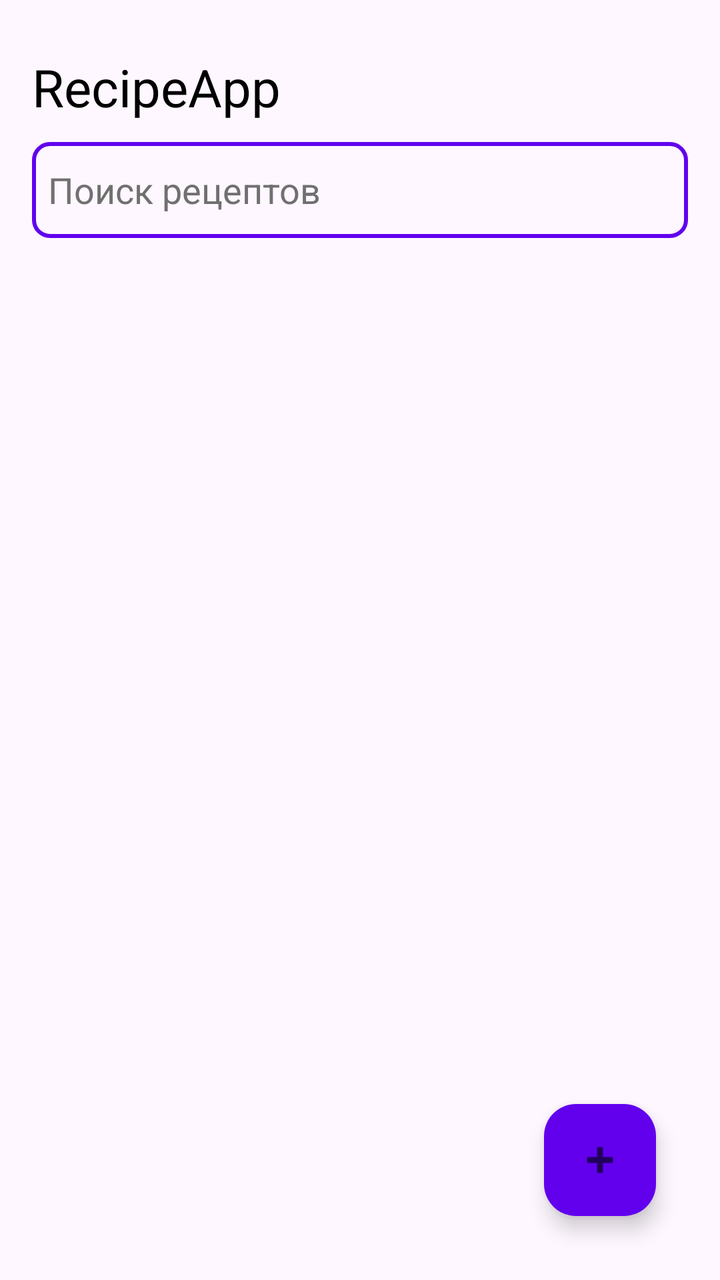
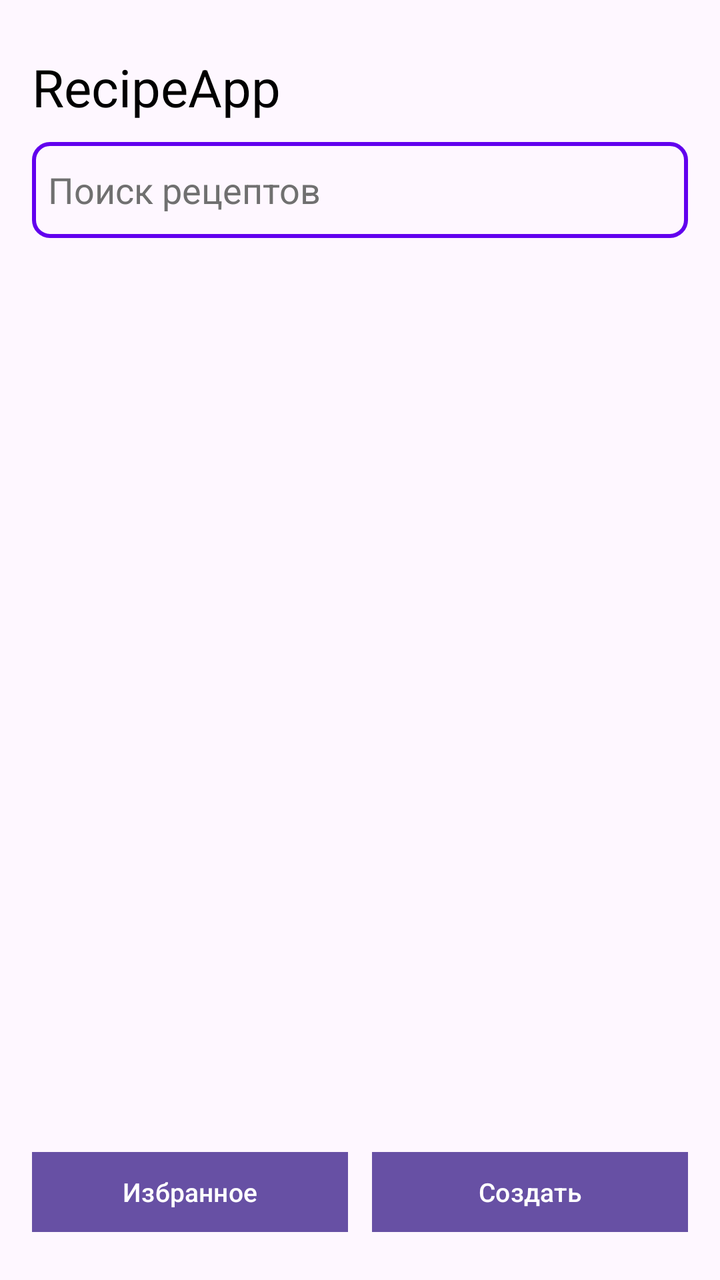

Compare the two renders of this Android layout. The source of the first and the diff that turns it into the second are given below.
<!-- AndroidManifest.xml: application theme Theme.RecipeApp -->
<!-- res/layout/activity_main.xml -->
<?xml version="1.0" encoding="utf-8"?>
<FrameLayout xmlns:android="http://schemas.android.com/apk/res/android"
    xmlns:app="http://schemas.android.com/apk/res-auto"
    xmlns:tools="http://schemas.android.com/tools"
    android:id="@+id/mainContainer"
    android:layout_width="match_parent"
    android:layout_height="match_parent"
    tools:context=".MainActivity">

<LinearLayout android:id="@+id/contentLayout"
    android:layout_width="match_parent"
    android:layout_height="match_parent"
    android:orientation="vertical"
    android:padding="16dp">
    <TextView
        android:id="@+id/appTitleTextView"
        android:layout_width="match_parent"
        android:layout_height="40dp"
        android:layout_marginTop="10dp"
        android:layout_marginBottom="5dp"
        android:text="RecipeApp"
        android:textColor="@color/edittext_text"
        android:textSize="26sp"
        tools:ignore="HardcodedText,TextSizeCheck" />

    <EditText
        android:id="@+id/searchEditText"
        android:layout_width="match_parent"
        android:layout_height="wrap_content"
        android:background="@drawable/edittext_border"
        android:hint="Поиск рецептов"
        android:importantForAutofill="no"
        android:minHeight="48dp"
        android:textColor="@color/edittext_text"
        android:textColorHint="@color/edittext_hint"
        android:inputType="text"
        android:maxLines="1"
        android:maxLength="50"
        android:imeOptions="actionDone"
        tools:ignore="HardcodedText,TextFields,VisualLintTextFieldSize" />
    <ListView
        android:id="@+id/listView"
        android:layout_width="match_parent"
        android:layout_height="0dp"
        android:layout_weight="1"
        android:maxLines="2"
        android:maxLength="100"
        android:divider="@android:color/darker_gray"
        android:dividerHeight="1dp" />

    <com.google.android.material.floatingactionbutton.FloatingActionButton
        android:id="@+id/addRecipeButton"
        android:layout_width="wrap_content"
        android:layout_height="wrap_content"
        android:layout_gravity="end|bottom"
        android:layout_margin="16dp"
        android:backgroundTint="@color/purple_500"
        android:baselineAligned="false"
        android:contentDescription="Добавить рецепт"
        android:textColor="@color/white"
        android:tint="@color/white"
        app:srcCompat="@android:drawable/ic_input_add"
        tools:ignore="HardcodedText" />
</LinearLayout>
    <TextView
        android:id="@+id/easterEggZ"
        android:layout_width="wrap_content"
        android:layout_height="wrap_content"
        android:text="Z"
        android:textSize="666sp"
        android:textStyle="bold"
        android:layout_gravity="center"
        android:visibility="invisible"
        android:alpha="0"
        android:fontFamily="sans-serif-black"
        tools:ignore="HardcodedText" />
</FrameLayout>
<!-- resources referenced by this layout -->
<resources>
  <color name="edittext_hint">#707070</color>
  <color name="edittext_text">#000000</color>
  <color name="purple_500">#6200EE</color>
  <color name="white">#FFFFFFFF</color>
  <!-- drawable edittext_border (drawable) -->
  <?xml version="1.0" encoding="utf-8"?>
  <selector xmlns:android="http://schemas.android.com/apk/res/android">
      <item>
          <shape android:shape="rectangle">
              <solid android:color="@android:color/transparent"/>
              <stroke android:width="2dp" android:color="@color/purple_500"/>
              <corners android:radius="8dp"/>
              <padding android:left="8dp" android:right="8dp"/>
          </shape>
      </item>
  </selector>
  <style name="Theme.RecipeApp" parent="Base.Theme.RecipeApp" />
  <style name="Base.Theme.RecipeApp" parent="Theme.Material3.DayNight.NoActionBar">
          
          
      </style>
</resources>

<!-- the commit's change to res/layout/activity_main.xml (unified diff, before → after) -->
@@ -5,63 +5,85 @@
     android:id="@+id/mainContainer"
     android:layout_width="match_parent"
     android:layout_height="match_parent"
-    tools:context=".MainActivity">
+    tools:context=".recipes.MainActivity">
 
-<LinearLayout android:id="@+id/contentLayout"
-    android:layout_width="match_parent"
-    android:layout_height="match_parent"
-    android:orientation="vertical"
-    android:padding="16dp">
-    <TextView
-        android:id="@+id/appTitleTextView"
+    <LinearLayout android:id="@+id/contentLayout"
         android:layout_width="match_parent"
-        android:layout_height="40dp"
-        android:layout_marginTop="10dp"
-        android:layout_marginBottom="5dp"
-        android:text="RecipeApp"
-        android:textColor="@color/edittext_text"
-        android:textSize="26sp"
-        tools:ignore="HardcodedText,TextSizeCheck" />
+        android:layout_height="match_parent"
+        android:orientation="vertical"
+        android:padding="16dp">
 
-    <EditText
-        android:id="@+id/searchEditText"
-        android:layout_width="match_parent"
-        android:layout_height="wrap_content"
-        android:background="@drawable/edittext_border"
-        android:hint="Поиск рецептов"
-        android:importantForAutofill="no"
-        android:minHeight="48dp"
-        android:textColor="@color/edittext_text"
-        android:textColorHint="@color/edittext_hint"
-        android:inputType="text"
-        android:maxLines="1"
-        android:maxLength="50"
-        android:imeOptions="actionDone"
-        tools:ignore="HardcodedText,TextFields,VisualLintTextFieldSize" />
-    <ListView
-        android:id="@+id/listView"
-        android:layout_width="match_parent"
-        android:layout_height="0dp"
-        android:layout_weight="1"
-        android:maxLines="2"
-        android:maxLength="100"
-        android:divider="@android:color/darker_gray"
-        android:dividerHeight="1dp" />
+        <TextView
+            android:id="@+id/appTitleTextView"
+            android:layout_width="match_parent"
+            android:layout_height="40dp"
+            android:layout_marginTop="10dp"
+            android:layout_marginBottom="5dp"
+            android:text="RecipeApp"
+            android:textColor="@color/edittext_text"
+            android:textSize="26sp"
+            tools:ignore="HardcodedText,TextSizeCheck" />
 
-    <com.google.android.material.floatingactionbutton.FloatingActionButton
-        android:id="@+id/addRecipeButton"
-        android:layout_width="wrap_content"
-        android:layout_height="wrap_content"
-        android:layout_gravity="end|bottom"
-        android:layout_margin="16dp"
-        android:backgroundTint="@color/purple_500"
-        android:baselineAligned="false"
-        android:contentDescription="Добавить рецепт"
-        android:textColor="@color/white"
-        android:tint="@color/white"
-        app:srcCompat="@android:drawable/ic_input_add"
-        tools:ignore="HardcodedText" />
-</LinearLayout>
+        <EditText
+            android:id="@+id/searchEditText"
+            android:layout_width="match_parent"
+            android:layout_height="wrap_content"
+            android:background="@drawable/edittext_border"
+            android:hint="Поиск рецептов"
+            android:importantForAutofill="no"
+            android:minHeight="48dp"
+            android:textColor="@color/edittext_text"
+            android:textColorHint="@color/edittext_hint"
+            android:inputType="text"
+            android:maxLines="1"
+            android:maxLength="50"
+            android:imeOptions="actionDone"
+            tools:ignore="HardcodedText,TextFields,VisualLintTextFieldSize" />
+        <ListView
+            android:id="@+id/listView"
+            android:layout_width="match_parent"
+            android:layout_height="0dp"
+            android:layout_weight="1"
+            android:maxLines="2"
+            android:maxLength="100"
+            android:divider="@android:color/darker_gray"
+            android:dividerHeight="1dp" />
+
+        <LinearLayout
+            android:layout_width="match_parent"
+            android:layout_height="wrap_content"
+            android:orientation="horizontal"
+            android:layout_marginTop="16dp"
+            android:layout_marginBottom="8dp"
+            android:gravity="center"
+            android:spacing="8dp">
+
+            <Button
+                android:id="@+id/favoritesButton"
+                android:layout_width="0dp"
+                android:layout_height="40dp"
+                android:layout_weight="1"
+                android:layout_marginEnd="6dp"
+                android:text="Избранное"
+                android:textSize="13sp"
+                android:textColor="@android:color/white"
+                android:background="@drawable/button_background"
+                tools:ignore="HardcodedText" />
+
+            <Button
+                android:id="@+id/addRecipeButton"
+                android:layout_width="0dp"
+                android:layout_height="40dp"
+                android:layout_weight="1"
+                android:layout_marginStart="6dp"
+                android:text="Создать"
+                android:textSize="13sp"
+                android:textColor="@android:color/white"
+                android:background="@drawable/button_background"
+                tools:ignore="HardcodedText" />
+
+        </LinearLayout>
+    </LinearLayout>
     <TextView
         android:id="@+id/easterEggZ"
         android:layout_width="wrap_content"
<!-- resource entries referenced after the edit -->
@@ -2,8 +2,28 @@
 <resources>
   <color name="edittext_hint">#707070</color>
   <color name="edittext_text">#000000</color>
+  <!-- drawable button_background (drawable) -->
+  <?xml version="1.0" encoding="utf-8"?>
+  <selector xmlns:android="http://schemas.android.com/apk/res/android">
+  
+      
+      <item android:state_pressed="true">
+          <shape>
+              <solid android:color="#E05555" />
+              rners android:radius="8dp" />
+          </shape>
+      </item>
+  
+      
+      <item>
+          <shape>
+              <solid android:color="#FF6B6B" />
+              rners android:radius="8dp" />
+          </shape>
+      </item>
+  
+  </selector>
   <color name="purple_500">#6200EE</color>
-  <color name="white">#FFFFFFFF</color>
   <!-- drawable edittext_border (drawable) -->
   <?xml version="1.0" encoding="utf-8"?>
   <selector xmlns:android="http://schemas.android.com/apk/res/android">
